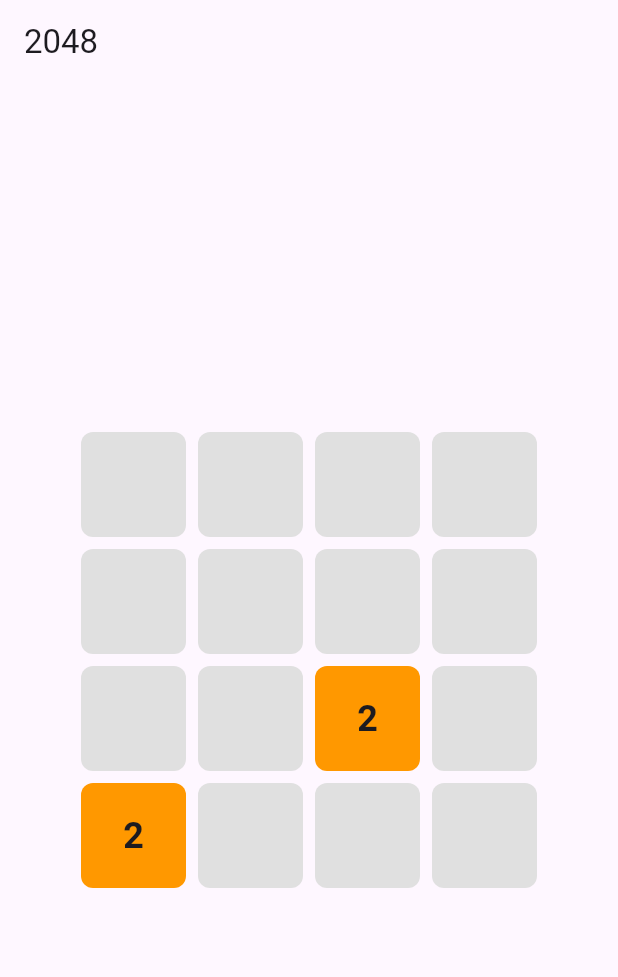
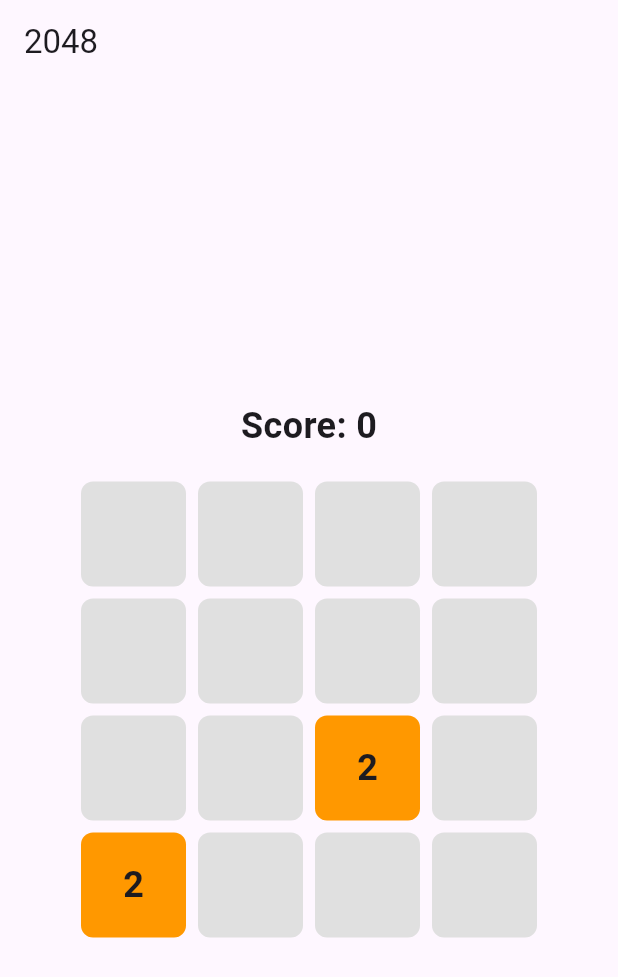
Before and after one commit to STRockefeller/2048, a Flutter app: the screen it shows after launch, on a phone screen of 412 x 824 dp. Shown: the top 977 px of the screen. Run offline on Flutter 3.47's test engine with Material 3 defaults, Android fonts, the light colour scheme and no system bars.

Commit message:
✨ feat: show the score

```diff
--- a/lib/pages/game_page.dart
+++ b/lib/pages/game_page.dart
@@ -13,6 +13,7 @@
 class _GamePageState extends State<GamePage> {
   List<List<int>> grid = List.generate(4, (_) => List.generate(4, (_) => 0));
   FocusNode _focusNode = FocusNode();
+  int _score = 0;
 
   @override
   void initState() {
@@ -53,6 +54,7 @@
     for (int i = 0; i < newRow.length - 1; i++) {
       if (newRow[i] == newRow[i + 1]) {
         newRow[i] *= 2;
+        _score += newRow[i];
         newRow[i + 1] = 0;
       }
     }
@@ -177,7 +179,16 @@
           },
           child: Column(
             mainAxisAlignment: MainAxisAlignment.center,
-            children: List.generate(4, (row) {
+            children: [
+              Padding(
+                padding: const EdgeInsets.all(16.0),
+                child: Text(
+                  'Score: $_score', // 顯示分數
+                  style: const TextStyle(
+                      fontSize: 24, fontWeight: FontWeight.bold),
+                ),
+              ),
+              ...List.generate(4, (row) {
                 return Row(
                   mainAxisAlignment: MainAxisAlignment.center,
                   children: List.generate(4, (col) {
@@ -204,6 +215,7 @@
                   }),
                 );
               }),
+            ],
           ),
         ),
       ),
```
Lines whose indentation alone changed are shown as unchanged.
